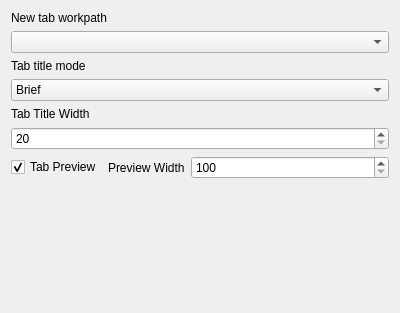
First picture: the form in src/globaloptions/globaloptionsgeneralwidget.ui, repository QQxiaoming/quardCRT, before the edit.
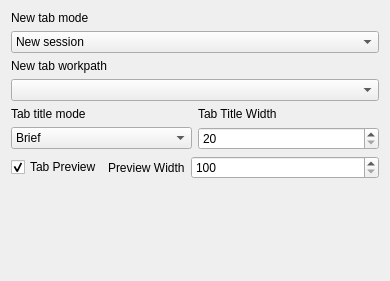
Second picture: the form after the edit.

Commit message: src:Add new tab mode option and handle tab add request accordingly

The edit to the form file:
```diff
--- a/src/globaloptions/globaloptionsgeneralwidget.ui
+++ b/src/globaloptions/globaloptionsgeneralwidget.ui
@@ -6,11 +6,44 @@
    <rect>
     <x>0</x>
     <y>0</y>
-    <width>400</width>
-    <height>313</height>
+    <width>390</width>
+    <height>281</height>
    </rect>
   </property>
-  <layout class="QVBoxLayout" name="verticalLayout">
+  <layout class="QVBoxLayout" name="verticalLayout_5">
+   <item>
+    <layout class="QVBoxLayout" name="verticalLayout_4">
+     <item>
+      <widget class="QLabel" name="label_4">
+       <property name="text">
+        <string>New tab mode</string>
+       </property>
+      </widget>
+     </item>
+     <item>
+      <widget class="QComboBox" name="comboBoxNewTabMode">
+       <property name="sizePolicy">
+        <sizepolicy hsizetype="Minimum" vsizetype="Fixed">
+         <horstretch>0</horstretch>
+         <verstretch>0</verstretch>
+        </sizepolicy>
+       </property>
+       <item>
+        <property name="text">
+         <string>New session</string>
+        </property>
+       </item>
+       <item>
+        <property name="text">
+         <string>Clone session</string>
+        </property>
+       </item>
+      </widget>
+     </item>
+    </layout>
+   </item>
+   <item>
+    <layout class="QVBoxLayout" name="verticalLayout_3">
    <item>
     <widget class="QLabel" name="label_7">
      <property name="text">
@@ -19,10 +52,29 @@
     </widget>
    </item>
    <item>
-    <widget class="QComboBox" name="comboBoxNewTabWorkPath"/>
-   </item>
+      <widget class="QComboBox" name="comboBoxNewTabWorkPath">
+       <property name="sizePolicy">
+        <sizepolicy hsizetype="Minimum" vsizetype="Fixed">
+         <horstretch>0</horstretch>
+         <verstretch>0</verstretch>
+        </sizepolicy>
+       </property>
+      </widget>
+     </item>
+    </layout>
+   </item>
+   <item>
+    <layout class="QHBoxLayout" name="horizontalLayout_2">
+     <item>
+      <layout class="QVBoxLayout" name="verticalLayout">
    <item>
     <widget class="QLabel" name="label">
+         <property name="sizePolicy">
+          <sizepolicy hsizetype="Preferred" vsizetype="Fixed">
+           <horstretch>0</horstretch>
+           <verstretch>0</verstretch>
+          </sizepolicy>
+         </property>
      <property name="text">
       <string>Tab title mode</string>
      </property>
@@ -30,6 +82,12 @@
    </item>
    <item>
     <widget class="QComboBox" name="comboBoxTabTitleMode">
+         <property name="sizePolicy">
+          <sizepolicy hsizetype="Minimum" vsizetype="Fixed">
+           <horstretch>0</horstretch>
+           <verstretch>0</verstretch>
+          </sizepolicy>
+         </property>
      <item>
       <property name="text">
        <string>Brief</string>
@@ -47,8 +105,18 @@
      </item>
     </widget>
    </item>
+      </layout>
+     </item>
+     <item>
+      <layout class="QVBoxLayout" name="verticalLayout_2">
    <item>
     <widget class="QLabel" name="label_2">
+         <property name="sizePolicy">
+          <sizepolicy hsizetype="Preferred" vsizetype="Fixed">
+           <horstretch>0</horstretch>
+           <verstretch>0</verstretch>
+          </sizepolicy>
+         </property>
      <property name="text">
       <string>Tab Title Width</string>
      </property>
@@ -63,6 +131,10 @@
       <number>100</number>
      </property>
     </widget>
+       </item>
+      </layout>
+     </item>
+    </layout>
    </item>
    <item>
     <layout class="QHBoxLayout" name="horizontalLayout">
```
Lines whose indentation alone changed are shown as unchanged. The commit also changes 4 other files.
